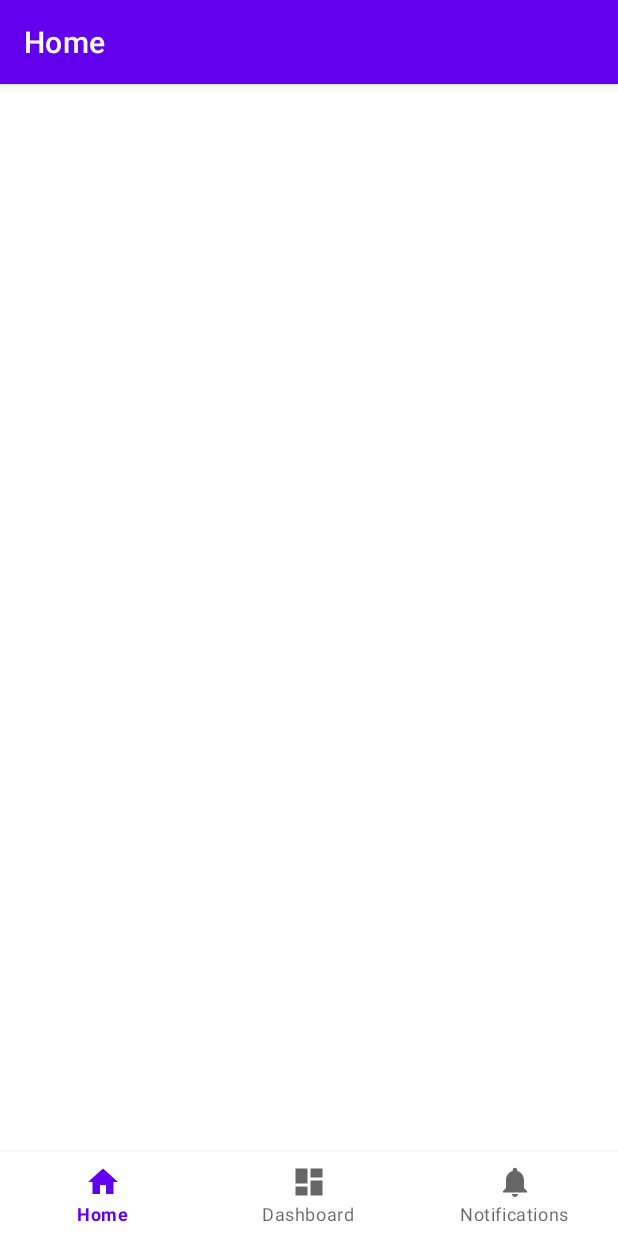
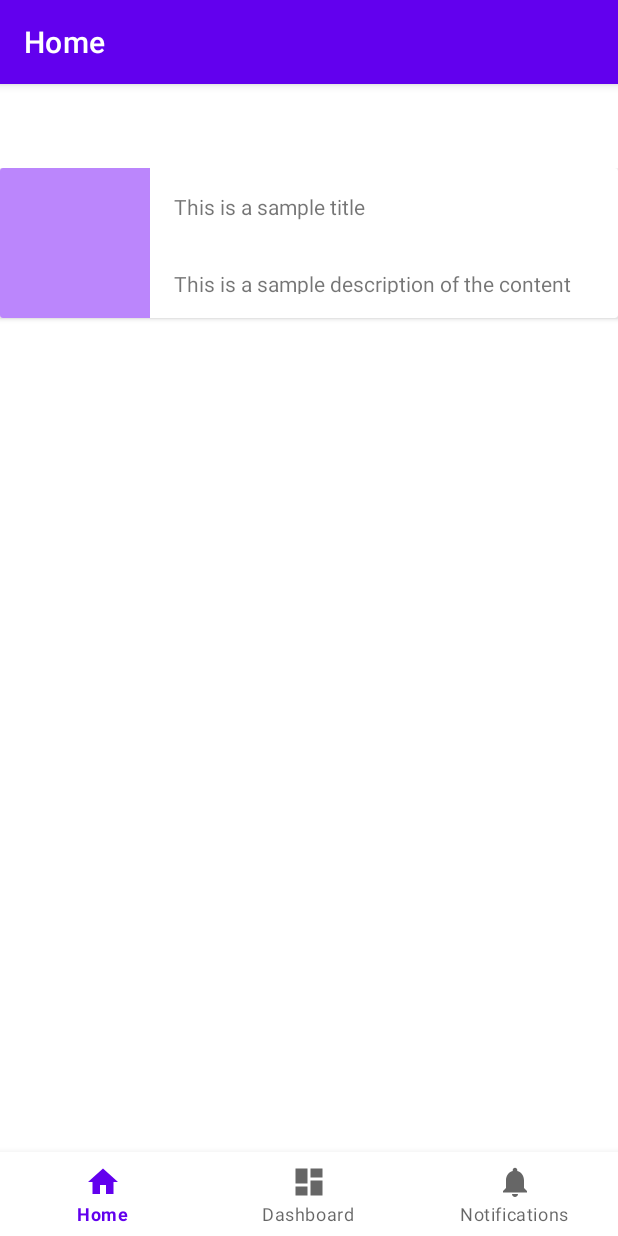
Before and after one commit to musyokamuasya/News, an Android app: the screen it shows after launch (MainActivity), on a phone screen of 412 x 824 dp. Run offline under Robolectric (Android 15) with nearby library versions, the phone set to English and light mode, and no system bars; our stand-ins replace navigation-ui; 3 statements that could not run were skipped.

Commit message:
Design of the news home with @coverImage, @title and @desc

```diff
--- a/app/src/main/res/layout/fragment_home.xml
+++ b/app/src/main/res/layout/fragment_home.xml
@@ -6,17 +6,41 @@
     android:layout_height="match_parent"
     tools:context=".ui.home.HomeFragment">
 
-    <TextView
-        android:id="@+id/text_home"
+    <androidx.cardview.widget.CardView
         android:layout_width="match_parent"
-        android:layout_height="wrap_content"
-        android:layout_marginStart="8dp"
-        android:layout_marginTop="8dp"
-        android:layout_marginEnd="8dp"
-        android:textAlignment="center"
-        android:textSize="20sp"
-        app:layout_constraintBottom_toBottomOf="parent"
-        app:layout_constraintEnd_toEndOf="parent"
+        android:layout_height="100dp"
+        android:elevation="@dimen/cardview_default_radius"
+        app:cardCornerRadius="@dimen/cardview_default_radius"
         app:layout_constraintStart_toStartOf="parent"
-        app:layout_constraintTop_toTopOf="parent" />
+        app:layout_constraintTop_toTopOf="parent">
+    <RelativeLayout
+        android:layout_width="match_parent"
+        android:layout_height="match_parent">
+
+        <androidx.appcompat.widget.AppCompatImageView
+            android:id="@+id/cover_image"
+            android:layout_width="100dp"
+            android:layout_height="match_parent"
+            android:layout_alignParentStart="true"
+            android:layout_alignParentTop="true"
+            android:layout_marginTop="0dp"
+            android:src="@color/purple_200" />
+        <androidx.appcompat.widget.AppCompatTextView
+            android:id="@+id/post_title"
+            android:text="@string/sample_title"
+
+            android:layout_width="match_parent"
+            android:layout_height="wrap_content"
+            android:layout_toEndOf="@id/cover_image"
+            android:padding="@dimen/activity_vertical_margin"/>
+        <androidx.appcompat.widget.AppCompatTextView
+            android:layout_width="match_parent"
+            android:layout_height="wrap_content"
+            android:text="@string/content_sample"
+            android:layout_below="@id/post_title"
+            android:layout_toEndOf="@id/cover_image"
+            android:padding="@dimen/activity_vertical_margin"/>
+
+    </RelativeLayout>
+    </androidx.cardview.widget.CardView>
 </androidx.constraintlayout.widget.ConstraintLayout>
--- a/app/src/main/res/values/strings.xml
+++ b/app/src/main/res/values/strings.xml
@@ -3,4 +3,6 @@
     <string name="title_home">Home</string>
     <string name="title_dashboard">Dashboard</string>
     <string name="title_notifications">Notifications</string>
+    <string name="content_sample">This is a sample description of the content that will be developed in this application</string>
+    <string name="sample_title">This is a sample title</string>
 </resources>
```
